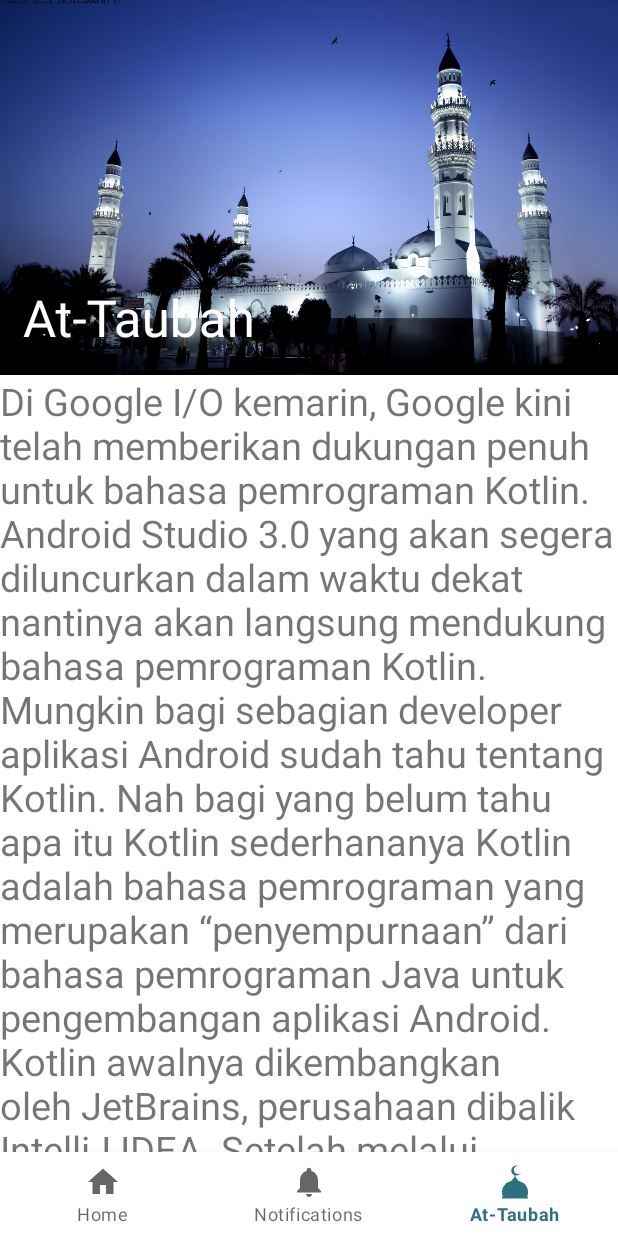
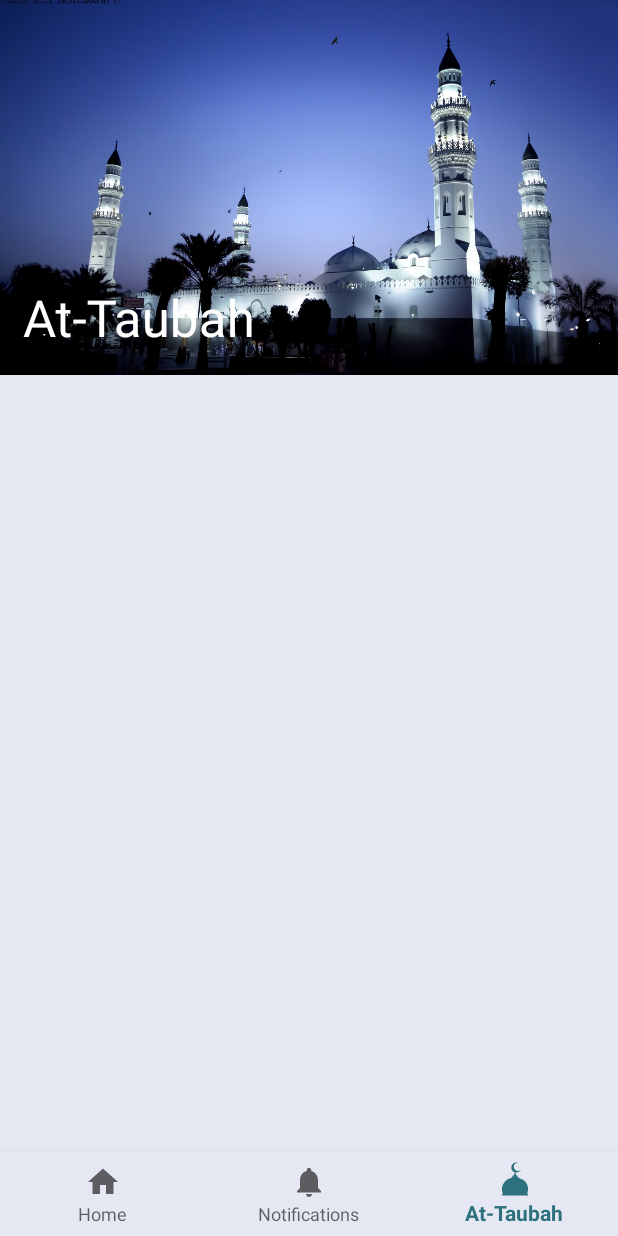
Before and after one commit to arifahmadalfian/at_taubah, an Android app: the MasjidFragment screen opened through its navigation route, on a phone screen of 412 x 824 dp. Run offline under Robolectric (Android 15) with nearby library versions, the light colour scheme and no system bars; our stand-ins replace navigation-ui; Roboto replaces fonts that are not available here.

Commit message:
mengungah semua warna background dan mengubah fontFamily Roboto

```diff
--- a/app/src/main/res/layout/activity_main.xml
+++ b/app/src/main/res/layout/activity_main.xml
@@ -10,13 +10,13 @@
         android:id="@+id/nav_view"
         android:layout_width="0dp"
         android:layout_height="wrap_content"
-        android:layout_marginStart="0dp"
-        android:layout_marginEnd="0dp"
-        android:background="?android:attr/windowBackground"
+        android:background="@color/colorBackground"
+        app:itemTextAppearanceActive="@style/StyleText"
+        app:itemTextAppearanceInactive="@style/StyleText"
         app:layout_constraintBottom_toBottomOf="parent"
-        app:layout_constraintTop_toBottomOf="@id/nav_host_fragment"
         app:layout_constraintLeft_toLeftOf="parent"
         app:layout_constraintRight_toRightOf="parent"
+        app:layout_constraintTop_toBottomOf="@id/nav_host_fragment"
         app:menu="@menu/bottom_nav_menu" />
 
     <fragment
--- a/app/src/main/res/layout/fragment_masjid.xml
+++ b/app/src/main/res/layout/fragment_masjid.xml
@@ -4,6 +4,7 @@
     xmlns:tools="http://schemas.android.com/tools"
     android:layout_width="match_parent"
     android:layout_height="match_parent"
+    android:background="@color/colorBackground"
     tools:context=".ui.masjid.MasjidFragment">
 
     <com.google.android.material.appbar.AppBarLayout
@@ -18,11 +19,13 @@
             android:layout_width="match_parent"
             android:layout_height="wrap_content"
             android:fitsSystemWindows="true"
+            app:collapsedTitleTextAppearance="@style/StyleText"
             app:contentScrim="@color/colorPrimary"
+            app:expandedTitleMarginBottom="25dp"
             app:expandedTitleMarginStart="15dp"
-            app:expandedTitleMarginBottom="25dp"
-            app:title="@string/title_masjid"
-            app:layout_scrollFlags="scroll|snap|exitUntilCollapsed">
+            app:expandedTitleTextAppearance="@style/StyleText"
+            app:layout_scrollFlags="scroll|snap|exitUntilCollapsed"
+            app:title="@string/title_masjid">
 
             <ImageView
                 android:layout_width="match_parent"
@@ -54,11 +57,16 @@
         android:layout_marginBottom="?attr/actionBarSize"
         app:layout_behavior="@string/appbar_scrolling_view_behavior">
 
-        <TextView
+        <LinearLayout
             android:layout_width="match_parent"
-            android:layout_height="match_parent"
-            android:text="@string/contoh_text"
-            android:textSize="25sp" />
+            android:layout_height="wrap_content"
+            android:orientation="vertical"
+            android:padding="16dp"
+            tools:ignore="UselessLeaf">
+
+
+
+        </LinearLayout>
 
     </androidx.core.widget.NestedScrollView>
 
--- a/app/src/main/res/layout/fragment_notifications.xml
+++ b/app/src/main/res/layout/fragment_notifications.xml
@@ -4,6 +4,7 @@
     xmlns:tools="http://schemas.android.com/tools"
     android:layout_width="match_parent"
     android:layout_height="match_parent"
+    android:background="@color/colorBackground"
     tools:context=".ui.notifications.NotificationsFragment">
 
     <TextView
--- a/app/src/main/res/menu/bottom_nav_menu.xml
+++ b/app/src/main/res/menu/bottom_nav_menu.xml
@@ -4,7 +4,7 @@
     <item
         android:id="@+id/navigation_home"
         android:icon="@drawable/ic_home_black_24dp"
-        android:title="@string/title_home" />
+        android:title="@string/title_home"/>
 
     <item
         android:id="@+id/navigation_notifications"
```
